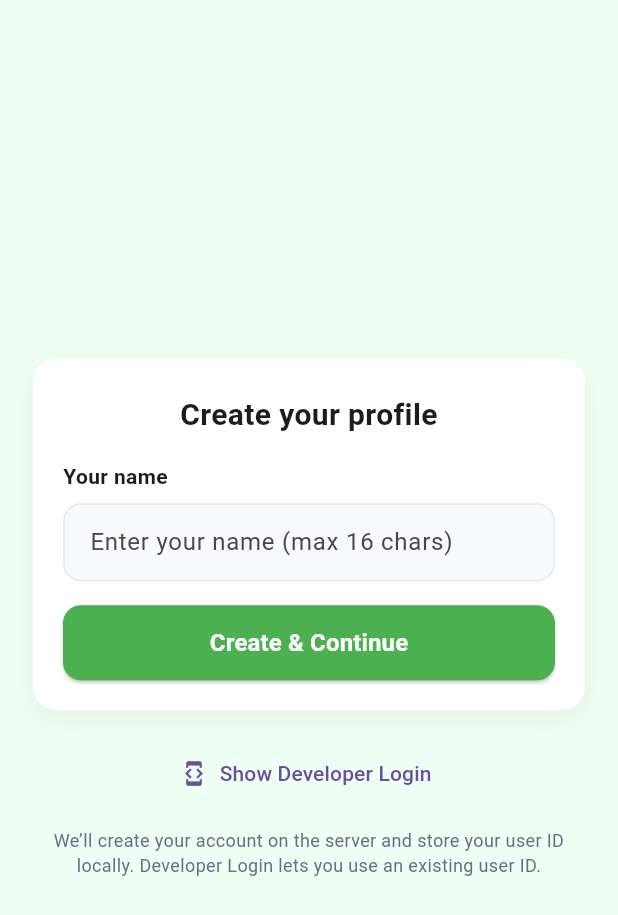
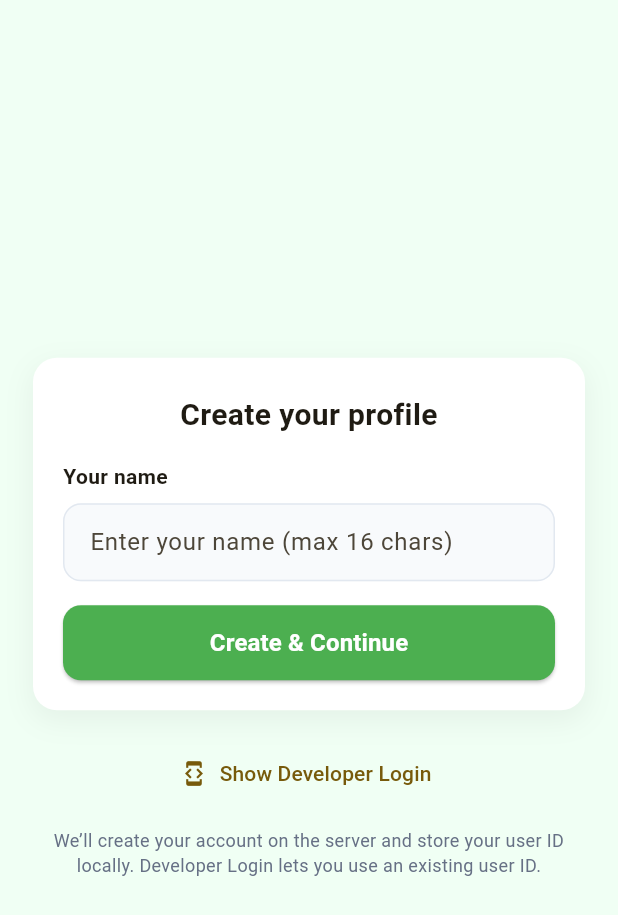
Before and after one commit to Abhijith-Jaideep/SustainaPet, a Flutter app: the screen it shows after launch, on a phone screen of 412 x 824 dp. Shown: the top 915 px of the screen. Run offline on Flutter 3.47's test engine with Material 3 defaults, Android fonts, the phone set to English and light mode, and no system bars; our stand-ins replace fl_chart, shared_preferences; accounts and stored records are empty.

Commit message:
color scheme changed and grocery page added

```diff
--- a/flutterApp/lib/main.dart
+++ b/flutterApp/lib/main.dart
@@ -6,6 +6,7 @@ import 'screens/home_screen.dart';
 import 'screens/dashboard_screen.dart';
 import 'screens/quest_screen.dart';
 import 'screens/login_screen.dart';
+import 'screens/grocery_scanner.dart';
 
 void main() async {
   WidgetsFlutterBinding.ensureInitialized();
@@ -17,25 +18,44 @@ class CarbonPawprintApp extends StatelessWidget {
 
   @override
   Widget build(BuildContext context) {
-    const lightGreen = Color(0xFFF6FFF6); // very light green background
-    const darkGreen = Color(0xFF2E7D32);  // darker green for bars
+    // Yellow & cream palette
+    const cream = Color(0xFFFFF7DA);
+    const yellow = Color(0xFFFFC107);
+    const yellowTint = Color(0xFFFFE082);
 
     return MaterialApp(
       title: 'Carbon Pawprint',
       debugShowCheckedModeBanner: false,
       theme: ThemeData(
-        primarySwatch: Colors.green,
-        scaffoldBackgroundColor: lightGreen,
+        colorScheme: ColorScheme.fromSeed(
+          seedColor: yellow,
+          brightness: Brightness.light,
+        ),
+        scaffoldBackgroundColor: cream,
+
         appBarTheme: const AppBarTheme(
-          backgroundColor: darkGreen,
-          foregroundColor: Colors.white,
+          backgroundColor: yellow,
+          foregroundColor: Colors.black87,
           elevation: 0,
         ),
+
         bottomNavigationBarTheme: const BottomNavigationBarThemeData(
-          backgroundColor: darkGreen,
-          selectedItemColor: Colors.white,
-          unselectedItemColor: Colors.white70,
+          backgroundColor: yellow,
+          selectedItemColor: Colors.black87,
+          unselectedItemColor: Colors.black54,
         ),
+
+        // 👇 Your Flutter expects TabBarThemeData
+        tabBarTheme: const TabBarThemeData(
+          labelColor: Colors.black87,
+          unselectedLabelColor: Colors.black54,
+          indicator: UnderlineTabIndicator(
+            borderSide: BorderSide(color: Colors.black87, width: 2),
+          ),
+        ),
+
+        cardColor: Colors.white,
+        dividerColor: yellowTint,
       ),
       home: const RootPage(),
     );
@@ -99,6 +119,7 @@ class _MainNavigationState extends State<MainNavigation> {
     HomeScreen(),
     DashboardScreen(),
     QuestScreen(),
+    GroceryScannerScreen()
   ];
 
   void _onItemTapped(int index) {
@@ -116,6 +137,7 @@ class _MainNavigationState extends State<MainNavigation> {
           BottomNavigationBarItem(icon: Icon(Icons.home), label: "Home"),
           BottomNavigationBarItem(icon: Icon(Icons.dashboard), label: "Dashboard"),
           BottomNavigationBarItem(icon: Icon(Icons.task), label: "Quests"),
+          BottomNavigationBarItem(icon: Icon(Icons.receipt_long), label: "Grocery Receipt")
         ],
       ),
     );
```
